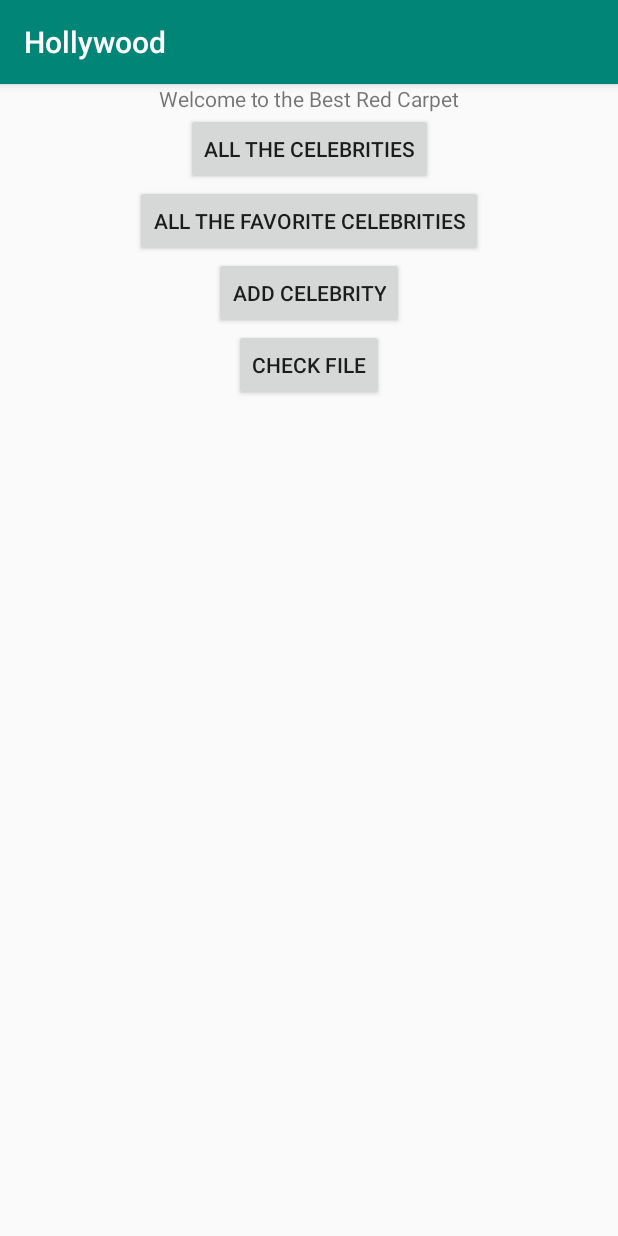
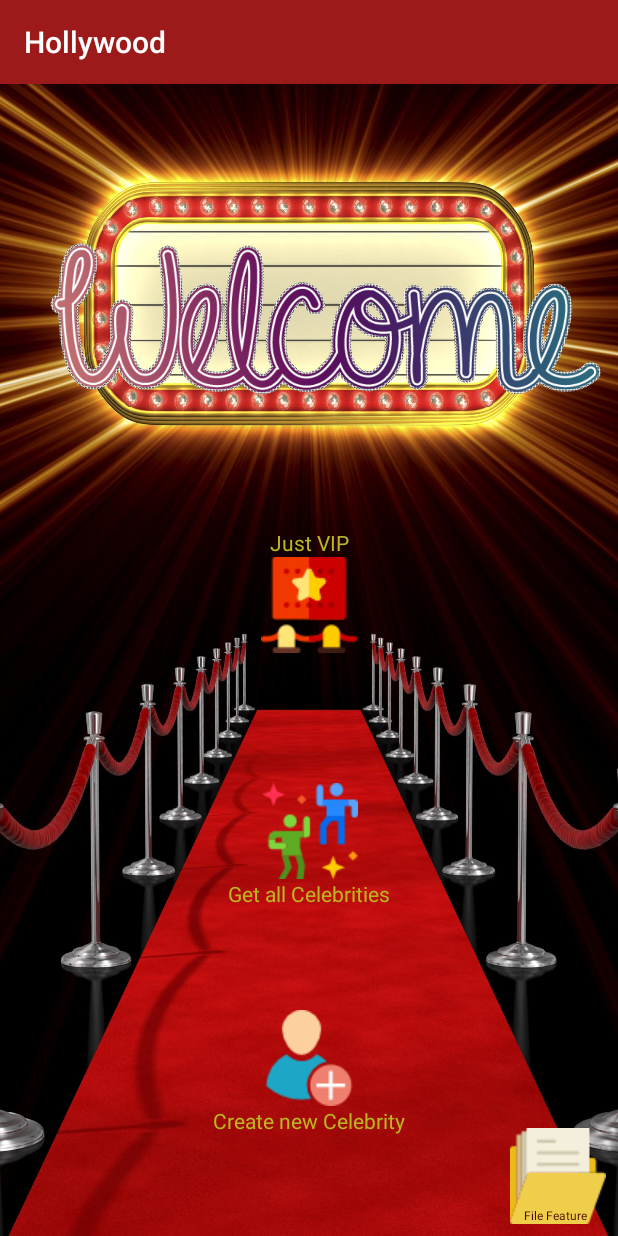
Before and after one commit to HeinerTheBest/Week03Day01-Celebrity, an Android app: the screen it shows after launch (MainActivity), on a phone screen of 412 x 824 dp. Run offline under Robolectric (Android 15) with nearby library versions, the phone set to English and light mode, and no system bars.

Commit message:
fix UI better

```diff
--- a/app/src/main/res/layout/activity_main.xml
+++ b/app/src/main/res/layout/activity_main.xml
@@ -4,60 +4,106 @@
     xmlns:tools="http://schemas.android.com/tools"
     android:layout_width="match_parent"
     android:layout_height="match_parent"
+    android:background="@drawable/background"
     tools:context=".Activities.MainActivity">
 
-    <TextView
-        android:id="@+id/tvTitle"
+
+    <ImageView
+        android:id="@+id/welcome"
+        android:src="@drawable/welcome"
+        app:layout_constraintStart_toStartOf="parent"
+        app:layout_constraintEnd_toEndOf="parent"
+        android:layout_marginEnd="45dp"
+        android:layout_marginStart="45dp"
+        app:layout_constraintTop_toTopOf="parent"
         android:layout_width="wrap_content"
-        android:layout_height="wrap_content"
-        android:text="@string/welcome_to_the_best_red_carpet"
-        app:layout_constraintBottom_toTopOf="@id/btnAllCelebrities"
-        app:layout_constraintLeft_toLeftOf="parent"
-        app:layout_constraintRight_toRightOf="parent"
-        app:layout_constraintTop_toTopOf="parent" />
+        android:layout_height="wrap_content" />
 
-    <Button
+
+
+
+
+
+    <ImageButton
+        android:id="@+id/btnAddCelebrity"
+        android:onClick="addCelebrity"
+        android:background="@drawable/add_new"
+        android:layout_width="wrap_content"
+        app:layout_constraintTop_toBottomOf="@id/btnAllCelebrities"
+        app:layout_constraintStart_toStartOf="parent"
+        app:layout_constraintEnd_toEndOf="parent"
+        app:layout_constraintBottom_toBottomOf="parent"
+        android:layout_height="wrap_content" />
+
+    <ImageButton
         android:id="@+id/btnAllCelebrities"
         android:layout_width="wrap_content"
         android:layout_height="wrap_content"
+        android:background="@drawable/all_celebrities"
+        android:onClick="allTheCelebrities"
+        app:layout_constraintEnd_toEndOf="parent"
+        app:layout_constraintBottom_toTopOf="@id/btnAddCelebrity"
+        app:layout_constraintHorizontal_bias="0.501"
+        app:layout_constraintStart_toStartOf="parent"
+        app:layout_constraintTop_toBottomOf="@id/btnAllFavoriteCelebrities" />
+
+    <TextView
+        android:text="Get all Celebrities"
         app:layout_constraintStart_toStartOf="parent"
         app:layout_constraintEnd_toEndOf="parent"
-        android:onClick="allTheCelebrities"
-        app:layout_constraintBottom_toTopOf="@id/btnAllFavoriteCelebrities"
-        app:layout_constraintTop_toBottomOf="@+id/tvTitle"
-        android:text="@string/all_the_celebrities" />
+        android:textColor="@color/colorAccent"
+        app:layout_constraintTop_toBottomOf="@id/btnAllCelebrities"
+        android:layout_width="wrap_content"
+        android:layout_height="wrap_content" />
 
-    <Button
+    <ImageButton
         android:id="@+id/btnAllFavoriteCelebrities"
+        android:onClick="allTheFavoriteCelebrities"
+        android:background="@drawable/celebrities_vip"
         android:layout_width="wrap_content"
-        android:layout_height="wrap_content"
+        app:layout_constraintTop_toBottomOf="@id/welcome"
         app:layout_constraintStart_toStartOf="parent"
         app:layout_constraintEnd_toEndOf="parent"
-        android:onClick="allTheFavoriteCelebrities"
-        app:layout_constraintBottom_toTopOf="@id/btnAddCelebrity"
-        app:layout_constraintTop_toBottomOf="@+id/btnAllCelebrities"
-        android:text="@string/all_the_favorite_celebrities" />
+        android:layout_height="wrap_content" />
+
+    <TextView
+        android:text="Create new Celebrity"
+        app:layout_constraintStart_toStartOf="parent"
+        app:layout_constraintEnd_toEndOf="parent"
+        android:textColor="@color/colorAccent"
+        app:layout_constraintTop_toBottomOf="@id/btnAddCelebrity"
+        android:layout_width="wrap_content"
+        android:layout_height="wrap_content" />
+
+    <TextView
+        android:layout_width="wrap_content"
+        android:text="Just VIP"
+        android:textColor="@color/colorAccent"
+        app:layout_constraintStart_toStartOf="parent"
+        app:layout_constraintEnd_toEndOf="parent"
+        app:layout_constraintBottom_toTopOf="@id/btnAllFavoriteCelebrities"
+        android:layout_height="wrap_content" />
 
 
-    <Button
-        android:id="@+id/btnAddCelebrity"
+    <ImageButton
+        android:id="@+id/btnFile"
+        android:background="@drawable/folder"
+        android:layout_margin="8dp"
+        app:layout_constraintEnd_toEndOf="parent"
+        app:layout_constraintBottom_toBottomOf="parent"
         android:layout_width="wrap_content"
-        android:layout_height="wrap_content"
-        app:layout_constraintEnd_toEndOf="parent"
-        app:layout_constraintStart_toStartOf="parent"
-        android:onClick="addCelebrity"
-        app:layout_constraintTop_toBottomOf="@id/btnAllFavoriteCelebrities"
-        android:text="@string/add_celebrity" />
+        android:onClick="openFile"
+        android:layout_height="wrap_content" />
 
-    <Button
-        android:id="@+id/btnFile"
+    <TextView
+        android:text="File Feature"
+        android:textColor="@color/colorPrimaryDark"
+        app:layout_constraintStart_toStartOf="@+id/btnFile"
+        app:layout_constraintBottom_toBottomOf="@id/btnFile"
+        android:textSize="8sp"
+        app:layout_constraintEnd_toEndOf="@id/btnFile"
+        android:layout_marginEnd="3dp"
         android:layout_width="wrap_content"
-        android:layout_height="wrap_content"
-        android:onClick="openFile"
-        app:layout_constraintTop_toBottomOf="@+id/btnAddCelebrity"
-        app:layout_constraintStart_toStartOf="parent"
-        app:layout_constraintEnd_toEndOf="parent"
-        android:text="Check File"
-        />
+        android:layout_height="wrap_content" />
 
 </android.support.constraint.ConstraintLayout>
--- a/app/src/main/res/values/colors.xml
+++ b/app/src/main/res/values/colors.xml
@@ -1,8 +1,8 @@
 <?xml version="1.0" encoding="utf-8"?>
 <resources>
-    <color name="colorPrimary">#008577</color>
-    <color name="colorPrimaryDark">#00574B</color>
-    <color name="colorAccent">#D81B60</color>
+    <color name="colorPrimary">#9C1A1A</color>
+    <color name="colorPrimaryDark">#440101</color>
+    <color name="colorAccent">#BBB720</color>
     <color name="colorRed">#960404</color>
 
 </resources>
```
Also changed, not shown: app/src/main/res/drawable/add_new.png (added), app/src/main/res/drawable/all_celebrities.png (added), app/src/main/res/drawable/background.jpg (added), app/src/main/res/drawable/celebrities_vip.png (added), app/src/main/res/drawable/folder.png (added), app/src/main/res/drawable/welcome.png (added), app/src/main/res/drawable/wolverine.png (added).
